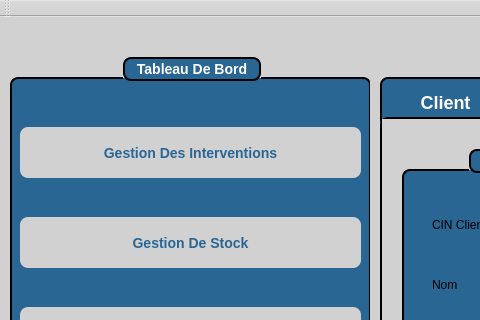
Esprit-UP-Algo/projetcpp-2a25-s1-smart-electronics-repair-shop, file projetcpp-2a25-s1-smart-electronics-repair-shop-GestionClient/inetgration with login - arduoino/mainwindow.ui: the form before one commit; both pictures show x 0 to 480 and y 0 to 320 of the 1513 by 705 pixel window.
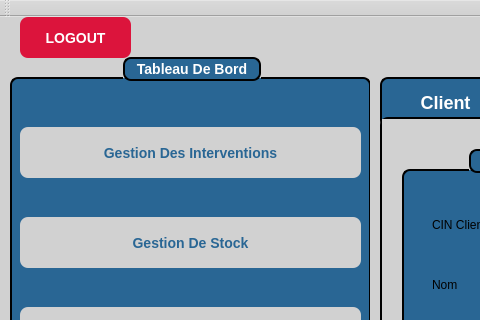
The form after the commit. The open tabs and pages were chosen to show the change. Icons and pictures are not drawn.

The edit to the form file:
```diff
--- a/projetcpp-2a25-s1-smart-electronics-repair-shop-GestionClient/inetgration with login - arduoino/mainwindow.ui
+++ b/projetcpp-2a25-s1-smart-electronics-repair-shop-GestionClient/inetgration with login - arduoino/mainwindow.ui
@@ -5346,6 +5346,39 @@
      </widget>
     </widget>
    </widget>
+   <widget class="QPushButton" name="pushButton_5">
+    <property name="geometry">
+     <rect>
+      <x>20</x>
+      <y>0</y>
+      <width>111</width>
+      <height>41</height>
+     </rect>
+    </property>
+    <property name="styleSheet">
+     <string notr="true">QPushButton {
+
+	background-color: rgb(220, 20, 60);
+	
+    color: white;
+    border: none;
+    border-radius: 8px;
+    padding: 8px 20px;
+    font-size: 14px;
+    font-weight: bold;
+}
+
+QPushButton:hover {
+      /* darker on hover */
+	background-color: rgb(140, 0, 0);
+}
+
+</string>
+    </property>
+    <property name="text">
+     <string>LOGOUT</string>
+    </property>
+   </widget>
   </widget>
   <widget class="QMenuBar" name="menuBar">
    <property name="geometry">
```
Left out of the diff: 2 changed lines with no effect on the pictures.
